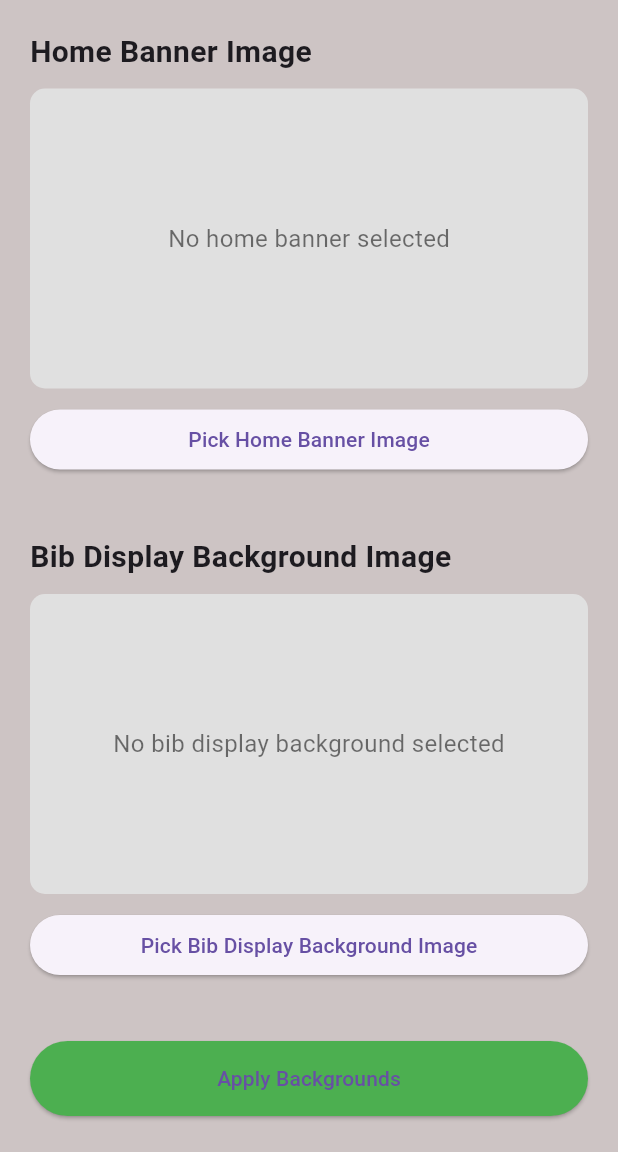
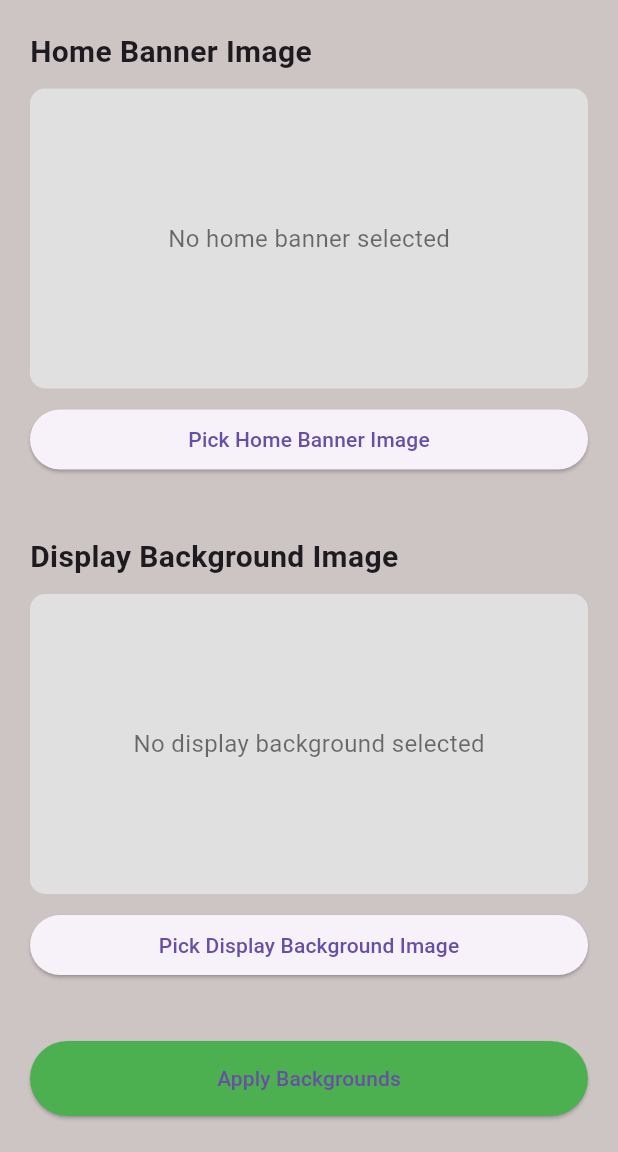
Before and after one commit to Alfa4258/project-rfid, a Flutter app: the ChangeBackgroundPage screen opened directly, on a phone screen of 412 x 824 dp, the part 84-1236 px from its top. Run offline on Flutter 3.47's test engine with Material 3 defaults, Android fonts, the light colour scheme and no system bars; our stand-ins replace file_picker; missing offline and left inert: flutter_libserialport.

Commit message:
mengubah fungsi setting upload / ganti background, dimana setting upload/ganti background berkerja pada kedua display bib dan display race result

```diff
--- a/lib/background_provider.dart
+++ b/lib/background_provider.dart
@@ -3,18 +3,18 @@ import 'package:flutter/foundation.dart';
 
 class BackgroundProvider extends ChangeNotifier {
   File? _homeBannerImage;
-  File? _bibDisplayBackgroundImage;
+  File? _displayBackgroundImage;
 
   File? get homeBannerImage => _homeBannerImage;
-  File? get bibDisplayBackgroundImage => _bibDisplayBackgroundImage;
+  File? get displayBackgroundImage => _displayBackgroundImage;
 
   void setHomeBannerImage(File? image) {
     _homeBannerImage = image;
     notifyListeners();
   }
 
-  void setBibDisplayBackgroundImage(File? image) {
-    _bibDisplayBackgroundImage = image;
+  void setDisplayBackgroundImage(File? image) {
+    _displayBackgroundImage = image;
     notifyListeners();
   }
 }
--- a/lib/display_settings_page.dart
+++ b/lib/display_settings_page.dart
@@ -15,7 +15,7 @@ class ChangeBackgroundPage extends StatefulWidget {
 
 class ChangeBackgroundPageState extends State<ChangeBackgroundPage> {
   File? _homeBannerImage;
-  File? _bibDisplayBackgroundImage;
+  File? _displayBackgroundImage;
 
   Future<void> _pickImage(bool isHomeBanner) async {
     FilePickerResult? result = await FilePicker.platform.pickFiles(
@@ -27,7 +27,7 @@ class ChangeBackgroundPageState extends State<ChangeBackgroundPage> {
         if (isHomeBanner) {
           _homeBannerImage = File(result.files.single.path!);
         } else {
-          _bibDisplayBackgroundImage = File(result.files.single.path!);
+          _displayBackgroundImage = File(result.files.single.path!);
         }
       });
     }
@@ -38,8 +38,8 @@ class ChangeBackgroundPageState extends State<ChangeBackgroundPage> {
     if (_homeBannerImage != null) {
       provider.setHomeBannerImage(_homeBannerImage);
     }
-    if (_bibDisplayBackgroundImage != null) {
-      provider.setBibDisplayBackgroundImage(_bibDisplayBackgroundImage);
+    if (_displayBackgroundImage != null) {
+      provider.setDisplayBackgroundImage(_displayBackgroundImage);
     }
 
     Navigator.pushAndRemoveUntil(
@@ -53,7 +53,7 @@ class ChangeBackgroundPageState extends State<ChangeBackgroundPage> {
   Widget build(BuildContext context) {
     final provider = Provider.of<BackgroundProvider>(context);
     _homeBannerImage ??= provider.homeBannerImage;
-    _bibDisplayBackgroundImage ??= provider.bibDisplayBackgroundImage;
+    _displayBackgroundImage ??= provider.displayBackgroundImage;
 
     return WillPopScope(
       onWillPop: () async {
@@ -186,16 +186,16 @@ class ChangeBackgroundPageState extends State<ChangeBackgroundPage> {
                 ),
                 SizedBox(height: 40),
                 Text(
-                  'Bib Display Background Image',
+                  'Display Background Image',
                   style: TextStyle(fontSize: 20, fontWeight: FontWeight.bold),
                 ),
                 SizedBox(height: 10),
-                if (_bibDisplayBackgroundImage != null)
+                if (_displayBackgroundImage != null)
                   Container(
                     height: 200,
                     decoration: BoxDecoration(
                       image: DecorationImage(
-                        image: FileImage(_bibDisplayBackgroundImage!),
+                        image: FileImage(_displayBackgroundImage!),
                         fit: BoxFit.cover,
                       ),
                       borderRadius: BorderRadius.circular(10),
@@ -210,7 +210,7 @@ class ChangeBackgroundPageState extends State<ChangeBackgroundPage> {
                     ),
                     child: Center(
                       child: Text(
-                        'No bib display background selected',
+                        'No display background selected',
                         style: TextStyle(fontSize: 16, color: Colors.black54),
                       ),
                     ),
@@ -218,7 +218,7 @@ class ChangeBackgroundPageState extends State<ChangeBackgroundPage> {
                 SizedBox(height: 10),
                 ElevatedButton(
                   onPressed: () => _pickImage(false),
-                  child: Text('Pick Bib Display Background Image'),
+                  child: Text('Pick Display Background Image'),
                 ),
                 SizedBox(height: 40),
                 ElevatedButton(
```
